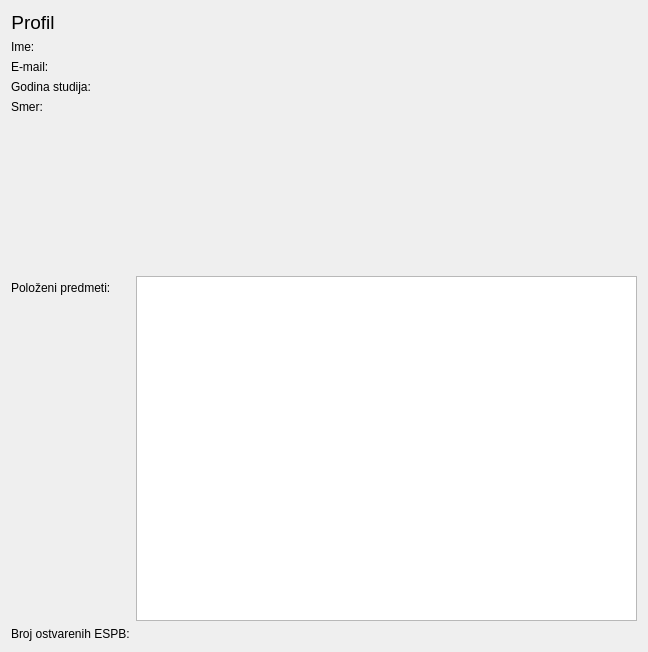
Above: Planer/MatfPlaner/forms/Profile.ui from stenjo1/MATF_Planner before the change. Below: the same form after it.
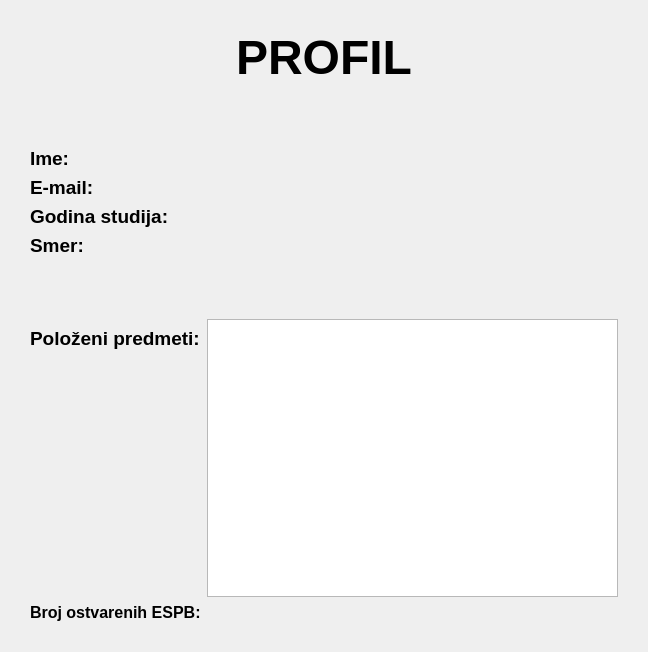
That is the form after the change.

The edit to the form file:
```diff
--- a/Planer/MatfPlaner/forms/Profile.ui
+++ b/Planer/MatfPlaner/forms/Profile.ui
@@ -14,117 +14,152 @@
    <string>Form</string>
   </property>
   <layout class="QFormLayout" name="formLayout">
-   <item row="0" column="0">
-    <widget class="QLabel" name="label_11">
-     <property name="font">
-      <font>
-       <pointsize>14</pointsize>
-      </font>
-     </property>
-     <property name="text">
-      <string>Profil</string>
-     </property>
-     <property name="alignment">
-      <set>Qt::AlignCenter</set>
-     </property>
-    </widget>
-   </item>
-   <item row="1" column="0">
+   <property name="leftMargin">
+    <number>30</number>
+   </property>
+   <property name="topMargin">
+    <number>30</number>
+   </property>
+   <property name="rightMargin">
+    <number>30</number>
+   </property>
+   <property name="bottomMargin">
+    <number>30</number>
+   </property>
+   <item row="2" column="0">
     <widget class="QLabel" name="label">
      <property name="text">
-      <string>Ime:</string>
+      <string>&lt;html&gt;&lt;head/&gt;&lt;body&gt;&lt;p&gt;&lt;span style=&quot; font-size:14pt; font-weight:600;&quot;&gt;Ime:&lt;/span&gt;&lt;/p&gt;&lt;/body&gt;&lt;/html&gt;</string>
      </property>
     </widget>
    </item>
-   <item row="1" column="1">
+   <item row="2" column="1">
     <widget class="QLabel" name="labelName">
      <property name="text">
       <string/>
      </property>
     </widget>
    </item>
-   <item row="3" column="0">
+   <item row="4" column="0">
     <widget class="QLabel" name="label_2">
      <property name="text">
-      <string>E-mail:</string>
+      <string>&lt;html&gt;&lt;head/&gt;&lt;body&gt;&lt;p&gt;&lt;span style=&quot; font-size:14pt; font-weight:600;&quot;&gt;E-mail:&lt;/span&gt;&lt;/p&gt;&lt;/body&gt;&lt;/html&gt;</string>
      </property>
     </widget>
    </item>
-   <item row="3" column="1">
+   <item row="4" column="1">
     <widget class="QLabel" name="labelEmail">
      <property name="text">
       <string/>
      </property>
     </widget>
    </item>
-   <item row="5" column="0">
+   <item row="6" column="0">
     <widget class="QLabel" name="label_3">
      <property name="text">
-      <string>Godina studija:</string>
+      <string>&lt;html&gt;&lt;head/&gt;&lt;body&gt;&lt;p&gt;&lt;span style=&quot; font-size:14pt; font-weight:600;&quot;&gt;Godina studija:&lt;/span&gt;&lt;/p&gt;&lt;/body&gt;&lt;/html&gt;</string>
      </property>
     </widget>
    </item>
-   <item row="5" column="1">
+   <item row="6" column="1">
     <widget class="QLabel" name="labelYearOfStudy">
      <property name="text">
       <string/>
      </property>
     </widget>
    </item>
-   <item row="7" column="0">
+   <item row="8" column="0">
     <widget class="QLabel" name="label_5">
      <property name="text">
-      <string>Smer:</string>
+      <string>&lt;html&gt;&lt;head/&gt;&lt;body&gt;&lt;p&gt;&lt;span style=&quot; font-size:14pt; font-weight:600;&quot;&gt;Smer:&lt;/span&gt;&lt;/p&gt;&lt;/body&gt;&lt;/html&gt;</string>
      </property>
     </widget>
    </item>
-   <item row="7" column="1">
+   <item row="8" column="1">
     <widget class="QLabel" name="labelModule">
      <property name="text">
       <string/>
      </property>
     </widget>
    </item>
-   <item row="9" column="0">
+   <item row="10" column="0">
     <widget class="QLabel" name="label_4">
      <property name="text">
-      <string>Položeni predmeti:</string>
+      <string>&lt;html&gt;&lt;head/&gt;&lt;body&gt;&lt;p&gt;&lt;span style=&quot; font-size:14pt; font-weight:600;&quot;&gt;Položeni predmeti:&lt;/span&gt;&lt;/p&gt;&lt;/body&gt;&lt;/html&gt;</string>
      </property>
     </widget>
    </item>
-   <item row="11" column="0">
+   <item row="12" column="0">
     <widget class="QLabel" name="label_9">
      <property name="text">
-      <string>Broj ostvarenih ESPB:</string>
+      <string>&lt;html&gt;&lt;head/&gt;&lt;body&gt;&lt;p&gt;&lt;span style=&quot; font-size:12pt; font-weight:600;&quot;&gt;Broj ostvarenih ESPB:&lt;/span&gt;&lt;/p&gt;&lt;/body&gt;&lt;/html&gt;</string>
      </property>
     </widget>
    </item>
-   <item row="11" column="1">
+   <item row="12" column="1">
     <widget class="QLabel" name="labelESPB">
      <property name="text">
       <string/>
      </property>
     </widget>
    </item>
-   <item row="8" column="0" colspan="2">
+   <item row="9" column="0" colspan="2">
     <spacer name="verticalSpacer_2">
      <property name="orientation">
       <enum>Qt::Vertical</enum>
      </property>
      <property name="sizeType">
-      <enum>QSizePolicy::Preferred</enum>
+      <enum>QSizePolicy::Minimum</enum>
      </property>
      <property name="sizeHint" stdset="0">
       <size>
        <width>20</width>
-       <height>150</height>
+       <height>50</height>
       </size>
      </property>
     </spacer>
    </item>
-   <item row="9" column="1">
+   <item row="10" column="1">
     <widget class="QPlainTextEdit" name="plainTextEdit"/>
    </item>
+   <item row="0" column="0" colspan="2">
+    <widget class="QLabel" name="label_profile_title">
+     <property name="font">
+      <font>
+       <pointsize>14</pointsize>
+      </font>
+     </property>
+     <property name="layoutDirection">
+      <enum>Qt::RightToLeft</enum>
+     </property>
+     <property name="text">
+      <string>&lt;!DOCTYPE HTML PUBLIC &quot;-//W3C//DTD HTML 4.0//EN&quot; &quot;http://www.w3.org/TR/REC-html40/strict.dtd&quot;&gt;
+&lt;html&gt;&lt;head&gt;&lt;meta name=&quot;qrichtext&quot; content=&quot;1&quot; /&gt;&lt;style type=&quot;text/css&quot;&gt;
+p, li { white-space: pre-wrap; }
+&lt;/style&gt;&lt;/head&gt;&lt;body style=&quot; font-family:'MS Shell Dlg 2'; font-size:14pt; font-weight:400; font-style:normal;&quot;&gt;
+&lt;p style=&quot; margin-top:12px; margin-bottom:12px; margin-left:0px; margin-right:0px; -qt-block-indent:0; text-indent:0px;&quot;&gt;&lt;span style=&quot; font-size:36pt; font-weight:600;&quot;&gt;PROFIL&lt;/span&gt;&lt;/p&gt;&lt;/body&gt;&lt;/html&gt;</string>
+     </property>
+     <property name="alignment">
+      <set>Qt::AlignCenter</set>
+     </property>
+    </widget>
+   </item>
+   <item row="1" column="0" colspan="2">
+    <spacer name="verticalSpacer">
+     <property name="orientation">
+      <enum>Qt::Vertical</enum>
+     </property>
+     <property name="sizeType">
+      <enum>QSizePolicy::Minimum</enum>
+     </property>
+     <property name="sizeHint" stdset="0">
+      <size>
+       <width>20</width>
+       <height>50</height>
+      </size>
+     </property>
+    </spacer>
+   </item>
   </layout>
  </widget>
  <resources/>
```
